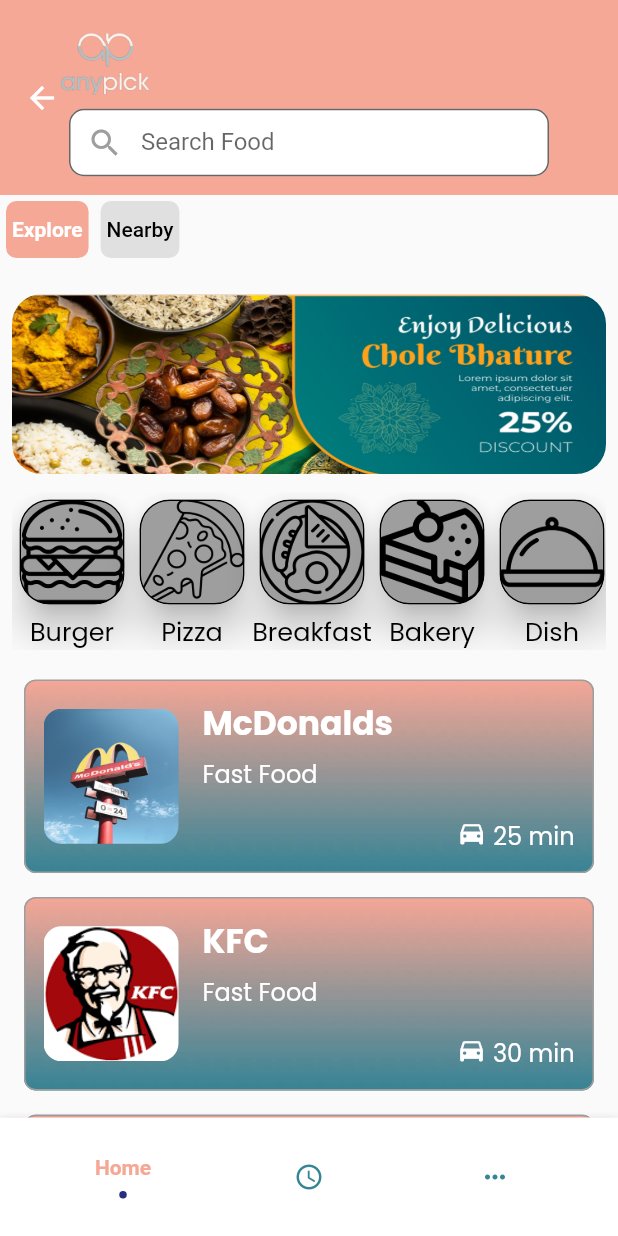
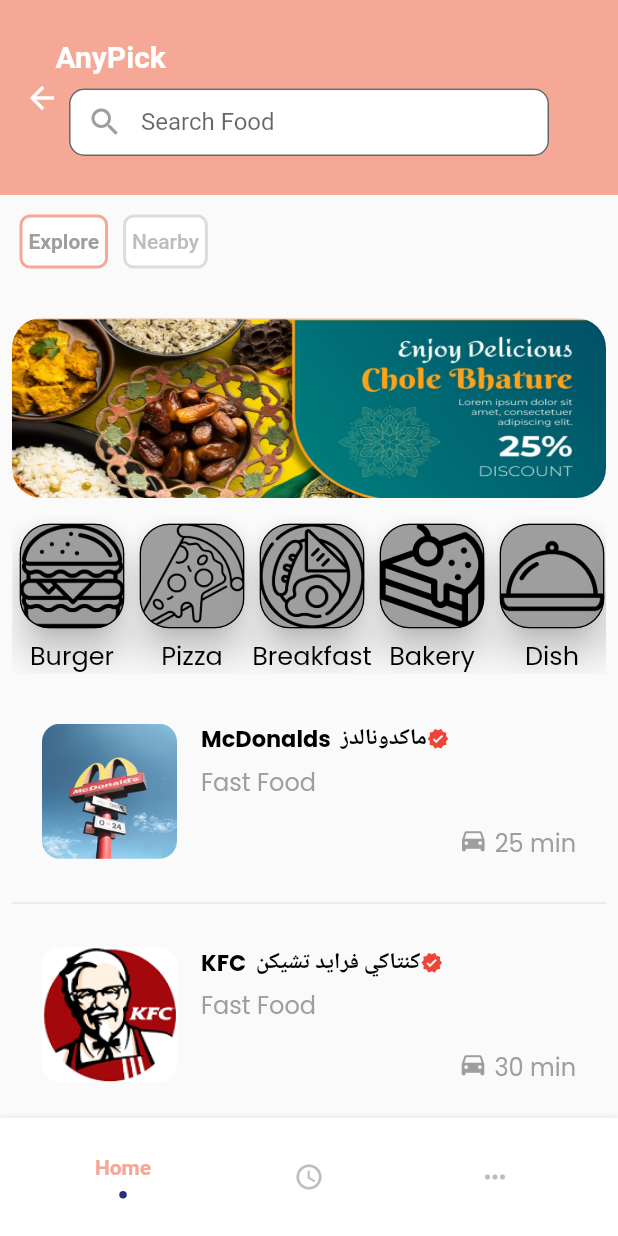
Before and after one commit to ED209Repo/AnyPick, a Flutter app: the HomeScreen screen opened directly, on a phone screen of 412 x 824 dp. Run offline on Flutter 3.47's test engine with Material 2 defaults, Android fonts, the phone set to English and light mode, and no system bars; drawn by our look-alikes of buttons_tabbar, card_swiper, flashy_tab_bar2; our stand-ins replace cool_alert, country_picker, expansion_tile_card, flutter_card_swiper, fluttertoast, google_fonts and 5 more; missing offline and left inert: fast_color_picker, flutterme_credit_card; accounts and stored records are empty; generated files the repository leaves out were written again.

Commit message:
Update-remap
design-update-remap

```diff
--- a/lib/BrowseScreenModel.dart
+++ b/lib/BrowseScreenModel.dart
@@ -3,11 +3,13 @@
   final String imageUrl;
   final String Description;
   final String time;
+  final String titleArabic;
   browseItem({
     required this.title,
     required this.imageUrl,
     required this.Description,
     required this.time,
+    required this.titleArabic,
   });
 }
 class BrowseItemModel {
@@ -17,24 +19,28 @@
       imageUrl: 'images/mcdd.jpg',
       Description: 'Fast Food',
       time: '25 min',
+        titleArabic:'ماكدونالدز',
     ),
     browseItem(
       title: 'KFC',
       imageUrl: 'images/kfc12.png',
       Description: 'Fast Food',
       time: '30 min',
+        titleArabic:'كنتاكي فرايد تشيكن',
     ),
     browseItem(
       title: 'Hardees',
       imageUrl: 'images/hardess logo.png',
       Description: 'Fast Food',
       time: '20 min',
+        titleArabic:'هارديز',
     ),
     browseItem(
       title: 'Gloria Jeans',
       imageUrl: 'images/Gloria jeans.png',
       Description: 'Cafe',
       time: '16 min',
+        titleArabic:'جلوريا جينز'
     ),
   ];
 }
--- a/lib/HomeScreenTabBar.dart
+++ b/lib/HomeScreenTabBar.dart
@@ -23,14 +23,20 @@
               Row(
                 mainAxisAlignment: MainAxisAlignment.start,
                 children: [
-                  Align(
+                  Padding(
+                    padding: const EdgeInsets.all(8.0),
+                    child: Align(
                       alignment: Alignment.topLeft,
                       child: ButtonsTabBar(
-                      backgroundColor: AppColors.themeColor,
-                      unselectedBackgroundColor: Colors.grey[300],
-                      unselectedLabelStyle: const TextStyle(color: Colors.black),
+                        unselectedBorderColor: Color(0xffd8deda),
+                        borderColor: AppColors.themeColor,
+                        borderWidth: 2,
+                        buttonMargin: EdgeInsets.all(5),
+                        backgroundColor: Colors.white,
+                        unselectedBackgroundColor: Colors.white,
+                        unselectedLabelStyle:  TextStyle(color: Colors.grey[400]),
                         labelStyle:
-                      const TextStyle(color: Colors.white, fontWeight: FontWeight.bold),
+                        const TextStyle(color: Colors.grey, fontWeight: FontWeight.bold),
                         labelSpacing: 10,
                         tabs: const [
                           Tab(
@@ -39,7 +45,9 @@
                           Tab(
                             text: "Nearby",
                           ),
+
                         ],
+                      ),
                     ),
                   ),
                 ],
--- a/lib/NewHomeScreen.dart
+++ b/lib/NewHomeScreen.dart
@@ -14,7 +14,6 @@
 
 class _HomeScreenState extends State<HomeScreen> {
   int _selectedIndex = 0;
-  bool _showMoreContent = false;
 
   // Define your content screens here.
   final List<Widget> _screens = [
@@ -33,19 +32,20 @@
                 mainAxisAlignment: MainAxisAlignment.center,
                 crossAxisAlignment: CrossAxisAlignment.stretch,
                 children: [
-                  Padding(
-                    padding: const EdgeInsets.only(left: 40),
+                  const Padding(
+                    padding: EdgeInsets.only(left: 37),
                     child: Row(
                       mainAxisAlignment: MainAxisAlignment.start,
                       children: [
-                        Container(
-                          height: 60,
-                          width: 60,
-                          child: Image.asset("images/whiteicon2.png"),
-                        )
+                        Text("AnyPick",style: TextStyle(
+                          fontWeight: FontWeight.bold,
+                          fontSize: 20,
+                          color: Colors.white,
+                        ),),
                       ],
                     ),
                   ),
+                  const SizedBox(height: 10),
                   Row(
                     mainAxisAlignment: MainAxisAlignment.center,
                     children: [
@@ -107,19 +107,15 @@
         body: OrderScreenTabbar(),
       )
     ),
+    Container(
+      child: const Scaffold(
+        body: AccountSettingsPage(),
+      ),
+    )
   ];
 
   @override
   Widget build(BuildContext context) {
-    if (_showMoreContent) {
-      // Display the "More" content as a simple page.
-      return Scaffold(
-        body: Container(
-          child: const AccountSettingsPage(),
-        )
-      );
-    } else {
-      // Display the FlashyTabBar.
       return Scaffold(
         body: _screens[_selectedIndex],
         bottomNavigationBar: FlashyTabBar(
@@ -129,38 +125,31 @@
           showElevation: true,
           onItemSelected: (index) => setState(() {
             _selectedIndex = index;
-            if (index == 2) {
-              // If "More" tab is selected, show the "More" content as a simple page.
-              _showMoreContent = true;
-            } else {
-              _showMoreContent = false;
-            }
           }),
           items: [
             FlashyTabBarItem(
               icon: Icon(
                 Icons.home,
-                color: _selectedIndex == 0 ? AppColors.themeColor : AppColors.themeColor2,
+                color: _selectedIndex == 0 ? AppColors.themeColor : Colors.grey[400],
               ),
-              title: Text('Home', style: TextStyle(color: _selectedIndex == 0 ? AppColors.themeColor : AppColors.themeColor2)),
+              title: Text('Home', style: TextStyle(color: _selectedIndex == 0 ? AppColors.themeColor : Colors.grey[400])),
             ),
             FlashyTabBarItem(
               icon: Icon(
                 Icons.access_time,
-                color: _selectedIndex == 1 ? AppColors.themeColor : AppColors.themeColor2,
+                color: _selectedIndex == 1 ? AppColors.themeColor : Colors.grey[400],
               ),
-              title: Text('Order', style: TextStyle(color: _selectedIndex == 1 ? AppColors.themeColor : AppColors.themeColor2)),
+              title: Text('Order', style: TextStyle(color: _selectedIndex == 1 ? AppColors.themeColor :Colors.grey[400])),
             ),
             FlashyTabBarItem(
               icon: Icon(
                 Icons.more_horiz,
-                color: _selectedIndex == 2 ? AppColors.themeColor : AppColors.themeColor2,
+                color: _selectedIndex == 2 ? AppColors.themeColor : Colors.grey[400],
               ),
-              title: Text('More', style: TextStyle(color: _selectedIndex == 2 ? AppColors.themeColor : AppColors.themeColor2)),
+              title: Text('More', style: TextStyle(color: _selectedIndex == 2 ? AppColors.themeColor : Colors.grey[400])),
             ),
           ],
         ),
       );
-    }
   }
 }
--- a/lib/OrderScreenTabBar.dart
+++ b/lib/OrderScreenTabBar.dart
@@ -27,11 +27,11 @@
       crossAxisAlignment: CrossAxisAlignment.stretch,
       children: <Widget>[
         Padding(
-          padding: const EdgeInsets.only(left: 20,right: 20),
+          padding: const EdgeInsets.only(left:12,right: 12),
           child: Container(
             decoration: BoxDecoration(
               borderRadius: BorderRadius.circular(8),
-              color: const Color(0xff00A4B4), // Change to your desired color
+              color: AppColors.themeColor, // Change to your desired color
             ),
             width: double.infinity,
             child: Row(
@@ -49,7 +49,7 @@
                   child: Container(
                     decoration: BoxDecoration(
                       color: _currentIndex == entry.key
-                          ? AppColors.themeColor2
+                          ?  AppColors.themeColor
                           : Colors.transparent,
                       borderRadius: BorderRadius.circular(10),
                     ),
@@ -91,9 +91,9 @@
                   Padding(
                     padding: const EdgeInsets.symmetric(horizontal: 12.0),
                     child: ExpansionTileCard(
-                      expandedColor: AppColors.themeColor2,
+                      expandedColor: AppColors.themeColor,
                       expandedTextColor: Colors.white,
-                      baseColor: AppColors.themeColor2,
+                      baseColor:  AppColors.themeColor,
                       key: cardA,
                       leading:  CircleAvatar(child:  ClipRRect(
                         borderRadius: BorderRadius.circular(12.0),
@@ -112,7 +112,7 @@
                         Column(
                           children: <Widget>[
                             ListTile(
-                              tileColor: AppColors.themeColor2,
+                              tileColor: AppColors.themeColor,
                               title:  Text('${orders[currentOrderIndex].description}',style: const TextStyle(
                                 color: Colors.white,
                               ),),
--- a/lib/browseScreen.dart
+++ b/lib/browseScreen.dart
@@ -144,17 +144,11 @@
                         itemCount: filteredItems.length,
                         itemBuilder: (BuildContext context, int index) {
                           final browseItem = filteredItems[index];
-                            return Container(
+                          return Column(
+                            children: [
+                              Container(
                                 margin: const EdgeInsets.all(8.0),
                                 padding: const EdgeInsets.all(12.0),
-                              decoration: BoxDecoration(
-                                image: const DecorationImage(
-                                  image: AssetImage('images/gradient-3.jpg'), // Replace with your background image path
-                                  fit: BoxFit.cover,
-                                ),
-                                border: Border.all(color: Colors.grey),
-                                borderRadius: BorderRadius.circular(8.0),
-                              ),
                                 child: Row(
                                   children: [
                                     SizedBox(
@@ -174,20 +168,26 @@
                                         crossAxisAlignment: CrossAxisAlignment.start,
                                         children: [
                                           GestureDetector(
-                                            onTap: (){
+                                            onTap: () {
                                               Navigator.push(
                                                 context,
                                                 MaterialPageRoute(
                                                   builder: ((context) => MenuPage()),
-                                                ));
+                                                ),
+                                              );
                                             },
-                                            child: Text(
-                                              browseItem.title,
+                                            child: Row(
+                                              children: [
+                                                Text(
+                                                  '${browseItem.title}  ${browseItem.titleArabic}',
                                                   style: APfontsStyle.customTextStyle(
                                                     fontWeight: FontWeight.bold,
-                                                fontSize: 22.0,
-                                                color: Colors.white
+                                                    fontSize:15,
+                                                    color: Colors.black,
                                                   ),
+                                                ),
+                                                Icon(Icons.verified,color: Colors.red,size: 15,)
+                                              ],
                                             ),
                                           ),
                                           const SizedBox(height: 5),
@@ -196,36 +196,42 @@
                                             maxLines: 2,
                                             overflow: TextOverflow.ellipsis,
                                             style: APfontsStyle.customTextStyle(
-                                              color: Colors.white,
+                                              color: Colors.grey,
                                             ),
                                           ),
                                           const SizedBox(height: 17),
                                           Container(
                                             alignment: Alignment.bottomRight,
                                             child: Wrap(
-                                              children:[
-                                                const Icon(Icons.directions_car,
-                                                    color: Colors.white,
+                                              children: [
+                                                const Icon(
+                                                  Icons.directions_car,
+                                                  color: Colors.grey,
                                                   size: 20,
                                                 ),
                                                 Text(
                                                   ' ${browseItem.time}',
                                                   maxLines: 2,
                                                   overflow: TextOverflow.ellipsis,
-                                                  style:  APfontsStyle.customTextStyle(
-
-                                                    color: Colors.white,
+                                                  style: APfontsStyle.customTextStyle(
+                                                    color: Colors.grey,
                                                   ),
                                                 ),
                                               ],
                                             ),
                                           ),
                                         ],
-                                      )),
+                                      ),
+                                    ),
                                   ],
                                 ),
+                              ),
+                              if (index < filteredItems.length - 1) Divider(), // Add a divider if not the last item
+                            ],
                           );
-                          })
+                        },
+                      )
+
                     ],
                   ),
                 )
--- a/lib/main.dart
+++ b/lib/main.dart
@@ -1,3 +1,4 @@
+import 'package:anypickdemo/NewHomeScreen.dart';
 import 'package:anypickdemo/SplashScreen.dart';
 import 'package:anypickdemo/controller/language_change_controller.dart';
 import 'package:flutter/material.dart';
```
Lines whose indentation alone changed are shown as unchanged.
